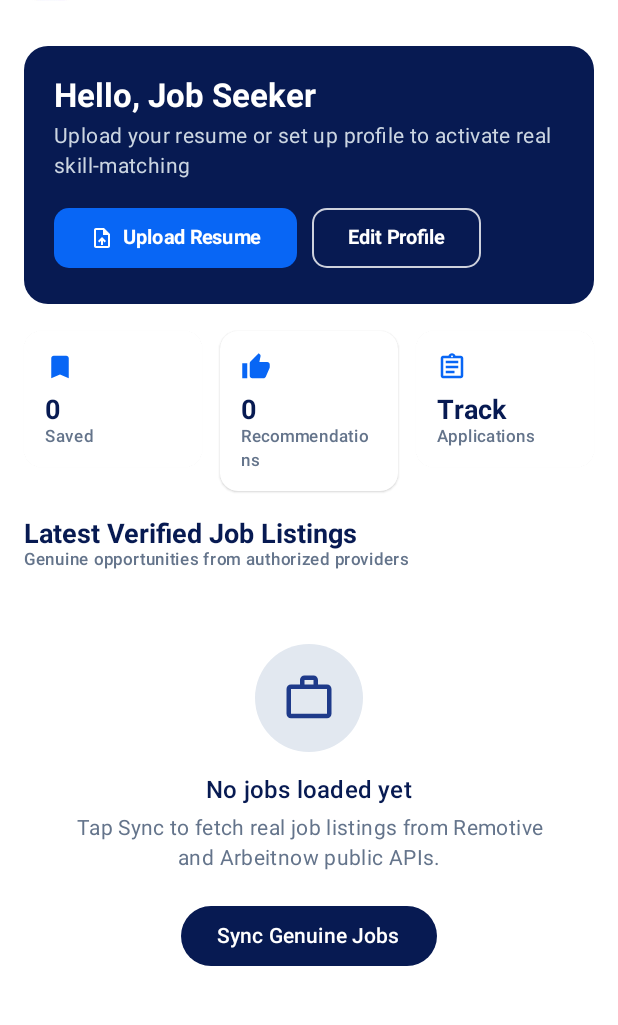
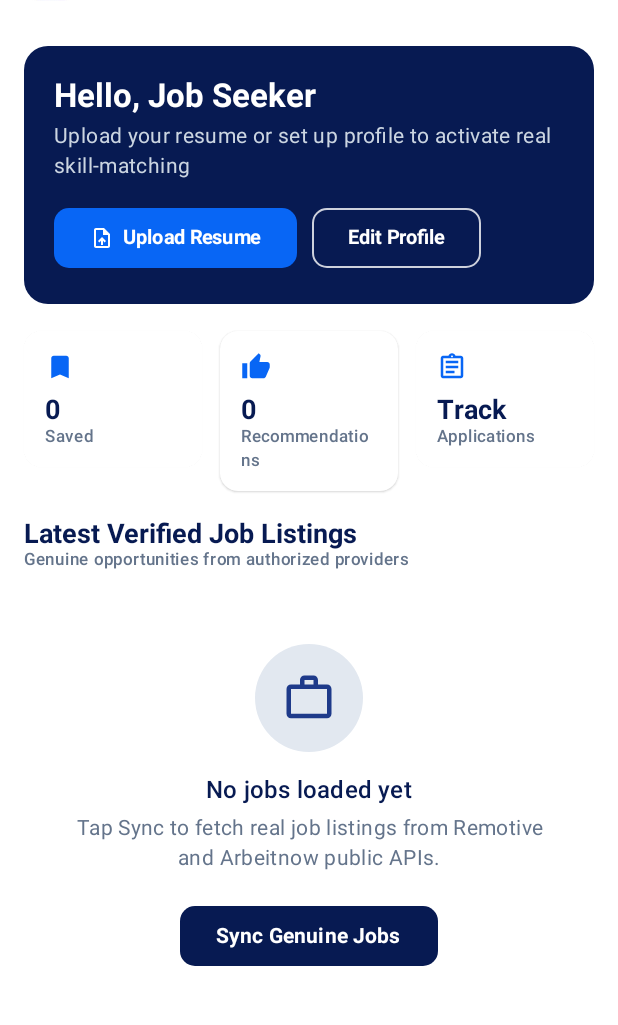
Before and after one commit to prudhviraj2006/CareerConnect, an Android app built with Jetpack Compose: the composable HomeScreen shown on its own in the app's theme, on a phone screen of 412 x 824 dp, the part 74-1099 px from its top. Run offline under Robolectric (Android 15) with nearby library versions, the phone set to English and light mode, and no system bars; network calls fail.

Commit message:
fix: resolve job schema is_india column, safe background sync session, and sync button visibility

```diff
--- a/android-app/app/src/main/java/com/careerconnect/app/ui/components/CommonComponents.kt
+++ b/android-app/app/src/main/java/com/careerconnect/app/ui/components/CommonComponents.kt
@@ -343,9 +343,20 @@ fun EmptyStateView(
             Spacer(modifier = Modifier.height(20.dp))
             Button(
                 onClick = onActionClick,
-                colors = ButtonDefaults.buttonColors(containerColor = NavyPrimary)
+                colors = ButtonDefaults.buttonColors(
+                    containerColor = NavyPrimary,
+                    contentColor = Color.White,
+                    disabledContainerColor = NavyPrimary.copy(alpha = 0.5f),
+                    disabledContentColor = Color.White.copy(alpha = 0.7f)
+                ),
+                shape = RoundedCornerShape(10.dp)
             ) {
-                Text(text = actionButtonText)
+                Text(
+                    text = actionButtonText,
+                    color = Color.White,
+                    fontWeight = FontWeight.Bold,
+                    fontSize = 14.sp
+                )
             }
         }
     }
@@ -401,9 +412,15 @@ fun ErrorView(errorMessage: String, onRetry: () -> Unit) {
         Spacer(modifier = Modifier.height(20.dp))
         Button(
             onClick = onRetry,
-            colors = ButtonDefaults.buttonColors(containerColor = NavyPrimary)
+            colors = ButtonDefaults.buttonColors(
+                containerColor = NavyPrimary,
+                contentColor = Color.White,
+                disabledContainerColor = NavyPrimary.copy(alpha = 0.5f),
+                disabledContentColor = Color.White.copy(alpha = 0.7f)
+            ),
+            shape = RoundedCornerShape(10.dp)
         ) {
-            Text("Retry")
+            Text("Retry", color = Color.White, fontWeight = FontWeight.Bold)
         }
     }
 }
```
Also changed, not shown: 3 other files.
